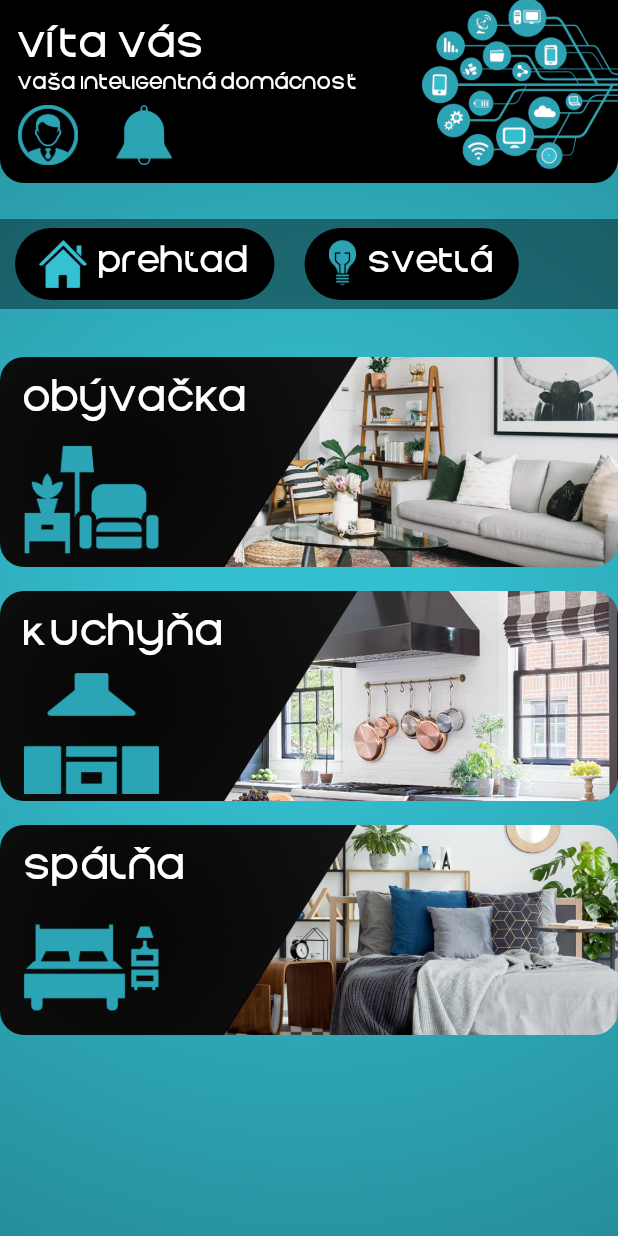
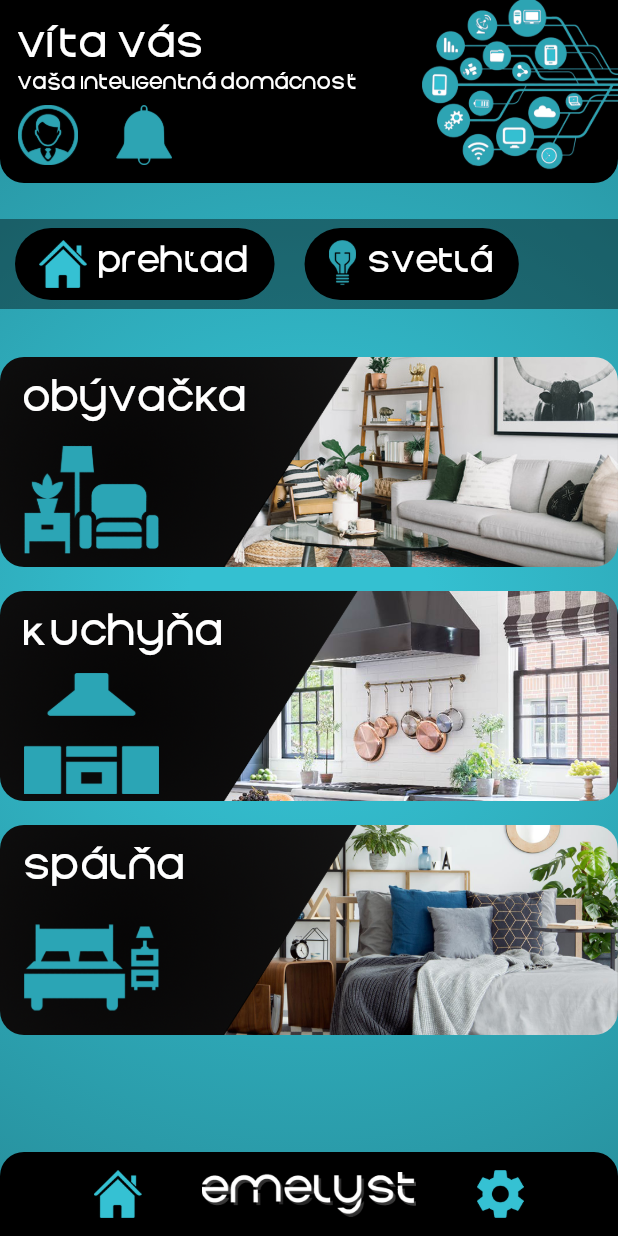
Before and after one commit to iggy228/Emelyst, a Flutter app: the screen it shows after launch, on a phone screen of 412 x 824 dp. Run offline on Flutter 3.47's test engine with Material 2 defaults, Android fonts, the phone set to English and light mode, and no system bars; our stand-ins replace flutter_spinkit.

Commit message:
Making navigation component and room file

```diff
--- /dev/null
+++ b/lib/components/navigation.dart
@@ -0,0 +1,34 @@
+import 'package:flutter/material.dart';
+
+class Navigation extends StatelessWidget {
+  @override
+  Widget build(BuildContext context) {
+    return Container(
+      padding: EdgeInsets.only(top: 4, bottom: 4),
+      decoration: BoxDecoration(
+          color: Colors.black,
+          borderRadius: BorderRadius.only(
+            topLeft: Radius.circular(16),
+            topRight: Radius.circular(16),
+          )
+      ),
+      child: Row(
+        mainAxisAlignment: MainAxisAlignment.center,
+        children: [
+          IconButton(
+            onPressed: () => Navigator.pushNamed(context, '/home'),
+            icon: Image.asset('icons/home.png'),
+            iconSize: 30,
+          ),
+          SizedBox(width: 32),
+          Image.asset('images/logo.png', height: 30),
+          SizedBox(width: 32),
+          IconButton(
+            onPressed: null,
+            icon: Image.asset('icons/settings.png'),
+          ),
+        ],
+      ),
+    );
+  }
+}
--- a/lib/main.dart
+++ b/lib/main.dart
@@ -2,6 +2,7 @@ import 'package:emelyst/pages/home.dart';
 import 'package:emelyst/pages/lights.dart';
 import 'package:emelyst/pages/loading.dart';
 import 'package:emelyst/pages/overview.dart';
+import 'package:emelyst/pages/room.dart';
 import 'package:flutter/material.dart';
 
 void main() => runApp(MaterialApp(
@@ -11,5 +12,6 @@ void main() => runApp(MaterialApp(
     '/home': (context) => Home(),
     '/lights': (context) => Lights(),
     '/overview': (context) => Overview(),
+    '/room': (context) => Room(),
   },
 ));
--- a/lib/pages/home.dart
+++ b/lib/pages/home.dart
@@ -1,3 +1,4 @@
+import 'package:emelyst/components/navigation.dart';
 import 'package:flutter/material.dart';
 
 class Home extends StatefulWidget {
@@ -133,7 +134,9 @@ class _HomeState extends State<Home> {
                 child: ListView.builder(
                   itemCount: rooms.length,
                   itemBuilder: (BuildContext context, int index) {
-                    return Container(
+                    return GestureDetector(
+                      onTap: () => Navigator.pushNamed(context, '/room'),
+                      child: Container(
                         margin: EdgeInsets.symmetric(vertical: 8),
                         padding: EdgeInsets.fromLTRB(16, 16, 0, 0),
                         decoration: BoxDecoration(
@@ -155,13 +158,15 @@ class _HomeState extends State<Home> {
                               ),
                             ),
                             SizedBox(height: 8),
-                          Image.asset('icons/${rooms[index]['icon']}.png', width: 90, height: 90,)
+                            Image.asset('icons/${rooms[index]['icon']}.png', width: 90, height: 90)
                           ],
+                        ),
                       ),
                     );
                   },
                 ),
-              )
+              ),
+              Navigation(),
             ],
           ),
         ),
```
Also changed, not shown: lib/pages/room.dart (added, +13 -0 lines). Lines whose indentation alone changed are shown as unchanged.
